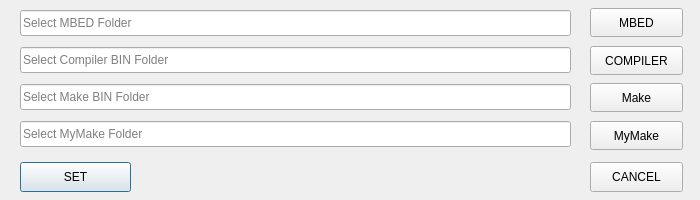
This is qform1.ui in hachger/VSConfig as Qt 5 draws it before an edit. The edited form follows.
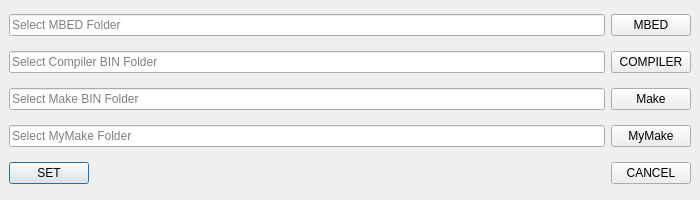
This is the edited form.

Commit message: Se arregla compatibilidad con Linux y Form Layout 25/06/2022

Patch:
```diff
--- a/qform1.ui
+++ b/qform1.ui
@@ -10,19 +10,33 @@
     <height>200</height>
    </rect>
   </property>
+  <property name="minimumSize">
+   <size>
+    <width>0</width>
+    <height>200</height>
+   </size>
+  </property>
+  <property name="maximumSize">
+   <size>
+    <width>16777215</width>
+    <height>200</height>
+   </size>
+  </property>
   <property name="windowTitle">
    <string>Visual Studio Code - BaseProject Configurator</string>
   </property>
   <widget class="QWidget" name="centralwidget">
+   <layout class="QGridLayout" name="gridLayout">
+    <property name="topMargin">
+     <number>5</number>
+    </property>
+    <property name="bottomMargin">
+     <number>5</number>
+    </property>
+    <item row="0" column="0">
+     <layout class="QHBoxLayout" name="horizontalLayout">
+      <item>
    <widget class="QLineEdit" name="lineEdit">
-    <property name="geometry">
-     <rect>
-      <x>20</x>
-      <y>10</y>
-      <width>551</width>
-      <height>26</height>
-     </rect>
-    </property>
     <property name="readOnly">
      <bool>true</bool>
     </property>
@@ -30,41 +44,20 @@
      <string>Select MBED Folder</string>
     </property>
    </widget>
+      </item>
+      <item>
    <widget class="QPushButton" name="pushButton">
-    <property name="geometry">
-     <rect>
-      <x>590</x>
-      <y>8</y>
-      <width>93</width>
-      <height>29</height>
-     </rect>
-    </property>
     <property name="text">
      <string>MBED</string>
     </property>
    </widget>
-   <widget class="QPushButton" name="pushButton_2">
-    <property name="geometry">
-     <rect>
-      <x>590</x>
-      <y>46</y>
-      <width>93</width>
-      <height>29</height>
-     </rect>
-    </property>
-    <property name="text">
-     <string>COMPILER</string>
-    </property>
-   </widget>
+      </item>
+     </layout>
+    </item>
+    <item row="1" column="0">
+     <layout class="QHBoxLayout" name="horizontalLayout_2">
+      <item>
    <widget class="QLineEdit" name="lineEdit_2">
-    <property name="geometry">
-     <rect>
-      <x>20</x>
-      <y>47</y>
-      <width>551</width>
-      <height>26</height>
-     </rect>
-    </property>
     <property name="readOnly">
      <bool>true</bool>
     </property>
@@ -72,44 +65,20 @@
      <string>Select Compiler BIN Folder</string>
     </property>
    </widget>
-   <widget class="QPushButton" name="pushButton_3">
-    <property name="geometry">
-     <rect>
-      <x>20</x>
-      <y>162</y>
-      <width>111</width>
-      <height>30</height>
-     </rect>
-    </property>
+      </item>
+      <item>
+       <widget class="QPushButton" name="pushButton_2">
     <property name="text">
-     <string>SET</string>
-    </property>
-    <property name="default">
-     <bool>true</bool>
-    </property>
-   </widget>
-   <widget class="QPushButton" name="pushButton_4">
-    <property name="geometry">
-     <rect>
-      <x>590</x>
-      <y>162</y>
-      <width>93</width>
-      <height>30</height>
-     </rect>
-    </property>
-    <property name="text">
-     <string>CANCEL</string>
-    </property>
-   </widget>
+         <string>COMPILER</string>
+        </property>
+       </widget>
+      </item>
+     </layout>
+    </item>
+    <item row="2" column="0">
+     <layout class="QHBoxLayout" name="horizontalLayout_3">
+      <item>
    <widget class="QLineEdit" name="lineEdit_3">
-    <property name="geometry">
-     <rect>
-      <x>20</x>
-      <y>84</y>
-      <width>551</width>
-      <height>26</height>
-     </rect>
-    </property>
     <property name="readOnly">
      <bool>true</bool>
     </property>
@@ -117,41 +86,20 @@
      <string>Select Make BIN Folder</string>
     </property>
    </widget>
+      </item>
+      <item>
    <widget class="QPushButton" name="pushButton_5">
-    <property name="geometry">
-     <rect>
-      <x>590</x>
-      <y>83</y>
-      <width>93</width>
-      <height>29</height>
-     </rect>
-    </property>
     <property name="text">
      <string>Make</string>
     </property>
    </widget>
-   <widget class="QPushButton" name="pushButton_6">
-    <property name="geometry">
-     <rect>
-      <x>590</x>
-      <y>121</y>
-      <width>93</width>
-      <height>29</height>
-     </rect>
-    </property>
-    <property name="text">
-     <string>MyMake</string>
-    </property>
-   </widget>
+      </item>
+     </layout>
+    </item>
+    <item row="3" column="0">
+     <layout class="QHBoxLayout" name="horizontalLayout_4">
+      <item>
    <widget class="QLineEdit" name="lineEdit_4">
-    <property name="geometry">
-     <rect>
-      <x>20</x>
-      <y>121</y>
-      <width>551</width>
-      <height>26</height>
-     </rect>
-    </property>
     <property name="readOnly">
      <bool>true</bool>
     </property>
@@ -159,6 +107,51 @@
      <string>Select MyMake Folder</string>
     </property>
    </widget>
+      </item>
+      <item>
+       <widget class="QPushButton" name="pushButton_6">
+        <property name="text">
+         <string>MyMake</string>
+        </property>
+       </widget>
+      </item>
+     </layout>
+    </item>
+    <item row="4" column="0">
+     <layout class="QHBoxLayout" name="horizontalLayout_5">
+      <item>
+       <widget class="QPushButton" name="pushButton_3">
+        <property name="text">
+         <string>SET</string>
+        </property>
+        <property name="default">
+         <bool>true</bool>
+        </property>
+       </widget>
+      </item>
+      <item>
+       <spacer name="horizontalSpacer">
+        <property name="orientation">
+         <enum>Qt::Horizontal</enum>
+        </property>
+        <property name="sizeHint" stdset="0">
+         <size>
+          <width>40</width>
+          <height>20</height>
+         </size>
+        </property>
+       </spacer>
+      </item>
+      <item>
+       <widget class="QPushButton" name="pushButton_4">
+        <property name="text">
+         <string>CANCEL</string>
+        </property>
+       </widget>
+      </item>
+     </layout>
+    </item>
+   </layout>
   </widget>
  </widget>
  <resources/>
```
Lines whose indentation alone changed are shown as unchanged. The commit also changes 1 other file.
